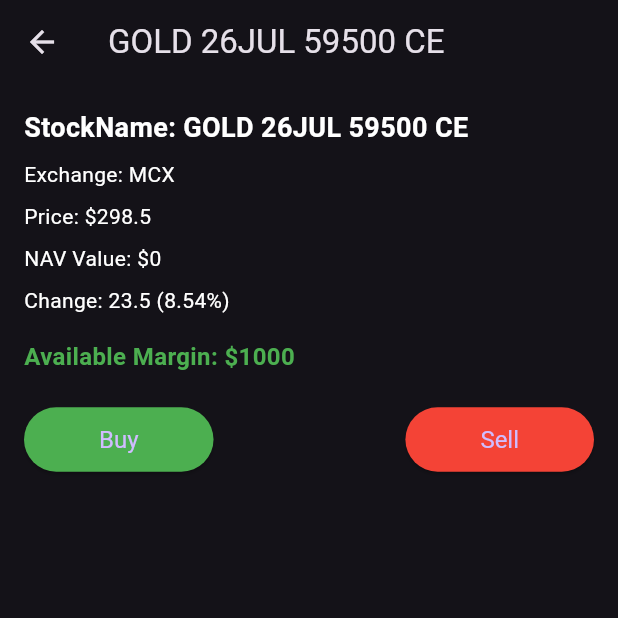
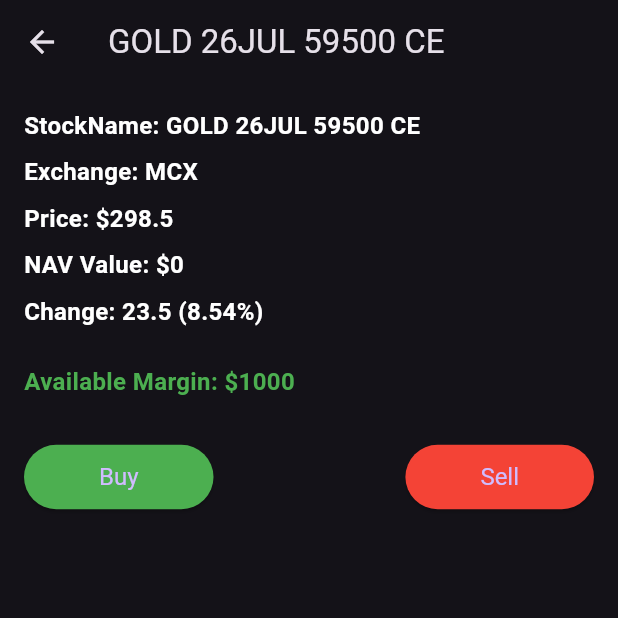
Before and after one commit to Sathixxh/IouringTask, a Flutter app: the screen it shows after launch, after a tap on "GOLD 26JUL 59500 CE", on a phone screen of 412 x 824 dp, the top half of it. Run offline on Flutter 3.47's test engine with Material 3 defaults, Android fonts, the phone set to English and light mode, and no system bars; our stand-ins replace equatable, flutter_bloc, get_it.

Commit message:
update code

```diff
--- a/iouringtask/lib/Features/WatchListMain/Presentation/commonwidgets/textfiled.dart
+++ b/iouringtask/lib/Features/WatchListMain/Presentation/commonwidgets/textfiled.dart
@@ -17,7 +17,7 @@
   Widget build(BuildContext context) {
     return TextFormField(
       decoration: InputDecoration(
-          hintText: hintText, prefixIcon: prefixIcon, suffixIcon: suffixIcon),
+                  hintText: hintText, prefixIcon: prefixIcon, suffixIcon: suffixIcon),
       onTap: onTap,
     );
   }
--- a/iouringtask/lib/Features/WatchListMain/Presentation/screens/Dashboard/stockdetails.dart
+++ b/iouringtask/lib/Features/WatchListMain/Presentation/screens/Dashboard/stockdetails.dart
@@ -1,4 +1,3 @@
-
 import 'package:flutter/material.dart';
 import '../../../../../core/Themes/stylecolors.dart';
 
@@ -18,68 +17,62 @@
         child: Column(
           crossAxisAlignment: CrossAxisAlignment.start,
           children: [
-
-            Text(
-              "StockName: ${stock.stockName}",
-              style: const TextStyle(fontSize: 18, fontWeight: FontWeight.bold),
-            ),
-            const SizedBox(height: 8),
-            Text("Exchange: ${stock.exchange}"),
-            const SizedBox(height: 8),
-            Text("Price: \$${stock.price}"),
-            const SizedBox(height: 8),
-            Text("NAV Value: \$${stock.navValue}"),
-            const SizedBox(height: 8),
-            Text("Change: ${stock.change} (${stock.percentageChange}%)"),
+            _buildStockDetail("StockName", stock.stockName),
+            _buildStockDetail("Exchange", stock.exchange),
+            _buildStockDetail("Price", "\$${stock.price}"),
+            _buildStockDetail("NAV Value", "\$${stock.navValue}"),
+            _buildStockDetail("Change", "${stock.change} (${stock.percentageChange}%)"),
             const SizedBox(height: 16),
-            Text(
-              "Available Margin: \$1000",
-              style: TextStyle(fontSize: 16, fontWeight: FontWeight.w600, color: Colors.green),
-            ),
+            _buildStockDetail("Available Margin", "\$1000", color: Colors.green),
             const SizedBox(height: 20),
-
-            Row(
-              mainAxisAlignment: MainAxisAlignment.spaceBetween,
-              children: [
-                ElevatedButton(
-                  onPressed: () {
-                    // Add your Buy functionality here
-                    _showBuyDialog(context);
-                  },
-                  child: const Text("Buy"),
-                  style: ElevatedButton.styleFrom(
-                    backgroundColor: ColorPallete.dark_secondaryColor,
-                    padding: const EdgeInsets.symmetric(horizontal: 50, vertical: 12),
-                    textStyle: const TextStyle(fontSize: 16),
-                  ),
-                ),
-                ElevatedButton(
-                  onPressed: () {
-
-                    _showSellDialog(context);
-                  },
-                  child: const Text("Sell"),
-                  style: ElevatedButton.styleFrom(
-                    backgroundColor:ColorPallete.dark_sellColor,
-                    padding: const EdgeInsets.symmetric(horizontal: 50, vertical: 12),
-                    textStyle: const TextStyle(fontSize: 16),
-                  ),
-                ),
-              ],
-            ),
+            _buildBuySellButtons(context),
           ],
         ),
       ),
     );
   }
 
+  Widget _buildStockDetail(String label, String value, {Color color = ColorPallete.dark_textcolor}) {
+    return Column(
+      crossAxisAlignment: CrossAxisAlignment.start,
+      children: [
+        Text(
+          "$label: $value",
+          style: TextStyle(fontSize: 16, fontWeight: FontWeight.w600, color: color),
+        ),
+        const SizedBox(height: 8),
+      ],
+    );
+  }
 
-  void _showBuyDialog(BuildContext context) {
+  Widget _buildBuySellButtons(BuildContext context) {
+    return Row(
+      mainAxisAlignment: MainAxisAlignment.spaceBetween,
+      children: [
+        _buildButton("Buy", ColorPallete.dark_secondaryColor, () => _showDialog(context, "Buy")),
+        _buildButton("Sell", ColorPallete.dark_sellColor, () => _showDialog(context, "Sell")),
+      ],
+    );
+  }
+
+  Widget _buildButton(String text, Color color, VoidCallback onPressed) {
+    return ElevatedButton(
+      onPressed: onPressed,
+      child: Text(text),
+      style: ElevatedButton.styleFrom(
+        backgroundColor: color,
+        padding: const EdgeInsets.symmetric(horizontal: 50, vertical: 12),
+        textStyle: const TextStyle(fontSize: 16),
+      ),
+    );
+  }
+
+  void _showDialog(BuildContext context, String action) {
     showDialog(
       context: context,
       builder: (BuildContext context) {
         return AlertDialog(
-          title: const Text("Buy Stock"),
+          title: Text("$action Stock"),
           content: Column(
             mainAxisSize: MainAxisSize.min,
             children: [
@@ -92,60 +85,18 @@
             ],
           ),
           actions: <Widget>[
-            ElevatedButton(
-              onPressed: () {
-                Navigator.of(context).pop();
-              },
-              child: const Text("Cancel",style: TextStyle(color: ColorPallete.dark_textcolor),),
-            ),
-            ElevatedButton(
-              onPressed: () {
-
-                Navigator.of(context).pop();
-              },
-              child: const Text("Confirm",style: TextStyle(color: ColorPallete.dark_textcolor),),
-            ),
+            _buildDialogButton("Cancel", ColorPallete.dark_textcolor, () => Navigator.of(context).pop()),
+            _buildDialogButton("Confirm", ColorPallete.dark_textcolor, () => Navigator.of(context).pop()),
           ],
         );
       },
     );
   }
 
-
-  void _showSellDialog(BuildContext context) {
-    showDialog(
-      context: context,
-      builder: (BuildContext context) {
-        return AlertDialog(
-          title: const Text("Sell Stock"),
-          content: Column(
-            mainAxisSize: MainAxisSize.min,
-            children: [
-              TextField(
-                decoration: const InputDecoration(labelText: "Quantity"),
-                keyboardType: TextInputType.number,
-              ),
-              const SizedBox(height: 8),
-              Text("Total: \$${stock.price * 10}"),
-            ],
-          ),
-          actions: <Widget>[
-            ElevatedButton(
-              onPressed: () {
-                Navigator.of(context).pop();
-              },
-              child: const Text("Cancel",style: TextStyle(color: ColorPallete.dark_textcolor),),
-            ),
-            ElevatedButton(
-              onPressed: () {
-
-                Navigator.of(context).pop();
-              },
-              child: const Text("Confirm",style: TextStyle(color: ColorPallete.dark_textcolor),),
-            ),
-          ],
-        );
-      },
+  Widget _buildDialogButton(String text, Color color, VoidCallback onPressed) {
+    return ElevatedButton(
+      onPressed: onPressed,
+      child: Text(text, style: TextStyle(color: color)),
     );
   }
 }
--- a/iouringtask/lib/Features/WatchListMain/Presentation/screens/bottomNaavigation.dart/watchlistscreen.dart
+++ b/iouringtask/lib/Features/WatchListMain/Presentation/screens/bottomNaavigation.dart/watchlistscreen.dart
@@ -28,7 +28,6 @@
     controller = TabController(length: 3, vsync: this);
     context.read<WatchListBloc>().add(LoadWatchlist());
 
-
     Future.delayed(Duration(seconds: 5), () {
       setState(() {
         _isLoading = false;
@@ -38,10 +37,8 @@
 
   @override
   Widget build(BuildContext context) {
-
     return BlocBuilder<WatchListBloc, WatchListState>(
       builder: (context, state) {
-
         print(state);
 
         return Scaffold(
@@ -141,7 +138,8 @@
                             child: CircularProgressIndicator(),
                           );
                         } else if (state is WatchListSuccessState) {
-        List<WatchListModel> watchList = state.watchListDetails;
+                          List<WatchListModel> watchList =
+                              state.watchListDetails;
 
                           return ReorderableListView(
                             onReorder: (oldIndex, newIndex) {
@@ -150,58 +148,81 @@
                               final item = reorderedList.removeAt(oldIndex);
                               reorderedList.insert(newIndex, item);
 
-            context.read<WatchListBloc>().add(UpdateWatchListEvent(reorderedList));
+                              context
+                                  .read<WatchListBloc>()
+                                  .add(UpdateWatchListEvent(reorderedList));
                             },
                             children: [
-            for (int index = 0; index < watchList.length; index++)
+                              for (int index = 0;
+                                  index < watchList.length;
+                                  index++)
                                 Column(
                                   key: ValueKey(watchList[index]),
                                   children: [
                                     ListTile(
-
                                       onTap: () {
-
                                         Navigator.push(
                                           context,
                                           MaterialPageRoute(
-                          builder: (context) => StockDetailScreen(stock: watchList[index]),
+                                            builder: (context) =>
+                                                StockDetailScreen(
+                                                    stock: watchList[index]),
                                           ),
                                         );
                                       },
                                       title: Text(watchList[index].stockName),
                                       subtitle: Row(
                                         children: [
+                                          Padding(
+                                            padding:
+                                                const EdgeInsets.only(right: 5),
+                                            child:
                                                 Text(watchList[index].exchange),
+                                          ),
                                           const Spacer(),
                                           Visibility(
-                          visible: watchList[index].navValue != 0,
-                          child: const Icon(Icons.badge, size: 15),
+                                            visible:
+                                                watchList[index].navValue != 0,
+                                            child: Row(
+                                              children: [
+                                                const Icon(Icons.badge,
+                                                    size: 15),
+                                                const SizedBox(width: 5),
+                                                Text(watchList[index]
+                                                    .navValue
+                                                    .toString()),
+                                              ],
                                             ),
-                        Visibility(
-                          visible: watchList[index].navValue != 0,
-                          child: Text(watchList[index].navValue.toString()),
                                           ),
                                           const Spacer(flex: 9),
                                         ],
                                       ),
                                       trailing: Column(
-                      mainAxisAlignment: MainAxisAlignment.center,
+                                        mainAxisAlignment:
+                                            MainAxisAlignment.center,
                                         children: [
                                           SizedBox(
-                          width: MediaQuery.of(context).size.width * 0.2,
+                                            width: MediaQuery.of(context)
+                                                    .size
+                                                    .width *
+                                                0.2,
                                             child: Row(
                                               children: [
                                                 Icon(
                                                   Icons.arrow_drop_up_sharp,
-                                color: ColorPallete.dark_secondaryColor,
+                                                  color: ColorPallete
+                                                      .dark_secondaryColor,
                                                 ),
                                                 Text(
-                                watchList[index].price.toString(),
+                                                  watchList[index]
+                                                      .price
+                                                      .toString(),
                                                   style: Theme.of(context)
                                                       .textTheme
                                                       .bodySmall!
                                                       .copyWith(
-                                      color: ColorPallete.dark_secondaryColor,
+                                                        color: ColorPallete
+                                                            .dark_secondaryColor,
                                                       ),
                                                 ),
                                               ],
@@ -210,7 +231,8 @@
                                           Text(
                                             "+${watchList[index].change} (${watchList[index].percentageChange}%)",
                                             style: const TextStyle(
-                            color: ColorPallete.light_textcolor,
+                                              color:
+                                                  ColorPallete.light_textcolor,
                                             ),
                                           ),
                                         ],
@@ -224,13 +246,12 @@
                         } else if (state is WatchListFailureState) {
                           return Center(child: Text(state.message));
                         } else {
-        return const Center(child: Text("Unknown state of code"));
+                          return const Center(
+                              child: Text("Unknown state of code"));
                         }
                       },
                     ),
                   ),
-
-
                   const SizedBox()
                 ],
               ),
@@ -282,8 +303,7 @@
                             "No Data",
                             style: TextStyle(fontSize: 16, color: Colors.grey),
                           ), // Show "No Data" message
-    )
-    ),
+                  )),
                 ],
               ),
               Column(
@@ -336,7 +356,6 @@
                   ),
                 ],
               )
-
             ],
           ),
         );
```
Lines whose indentation alone changed are shown as unchanged.
